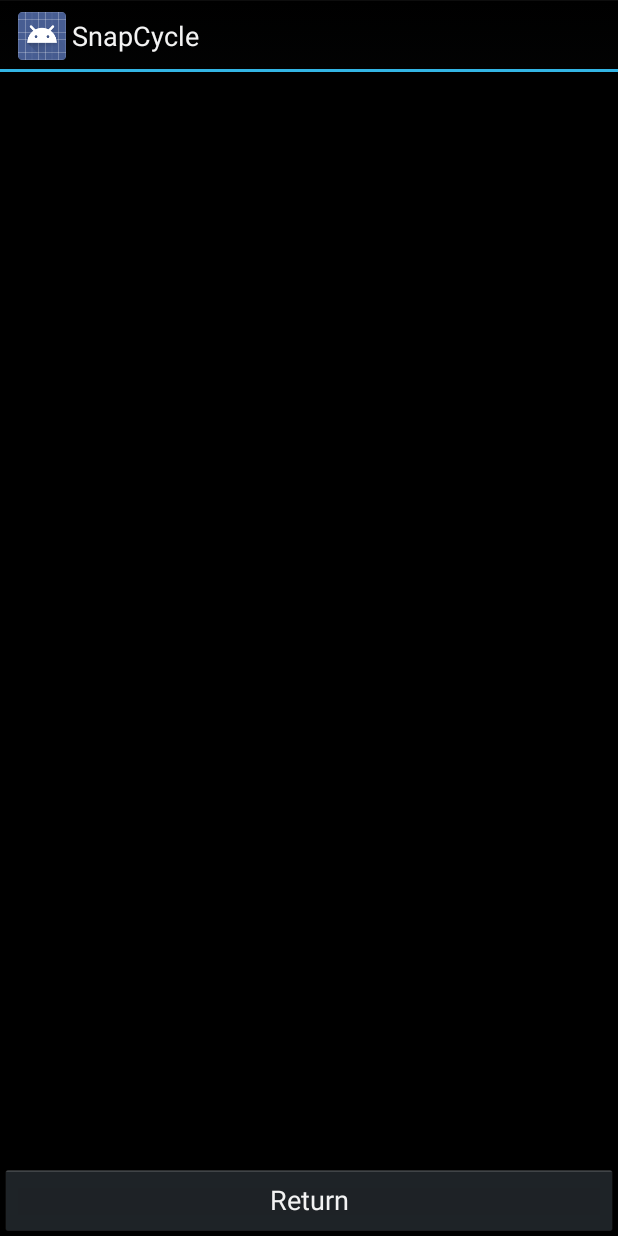
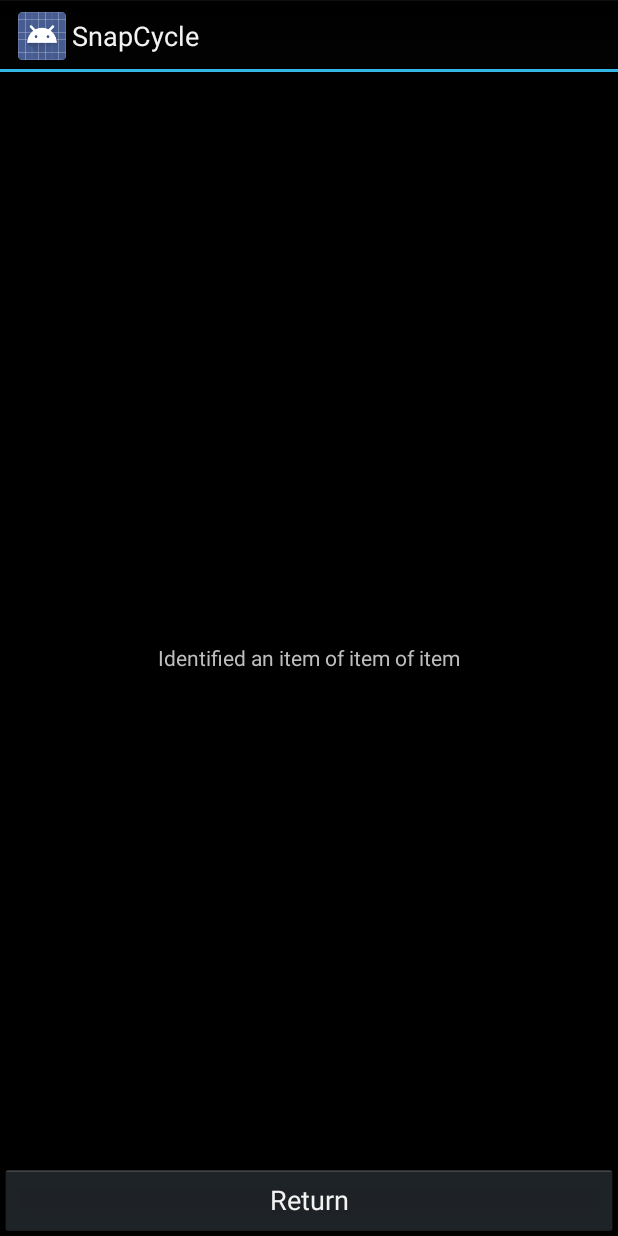
Before and after one commit to zainosaurus/SnapCycle, an Android app: the layout image_activity.xml on its own in the app's theme, with its tools: preview values and no code run, on a phone screen of 412 x 824 dp. Run offline under Robolectric (Android 15) with nearby library versions, the phone set to English and light mode, and no system bars.

Commit message:
Adding text field to image activity

```diff
--- a/app/src/main/java/tech/snapcycle/ImageActivity.java
+++ b/app/src/main/java/tech/snapcycle/ImageActivity.java
@@ -105,7 +105,7 @@ public class ImageActivity extends Activity {
         setContentView(R.layout.image_activity);
 
         mVisible = true;
-        mControlsView = findViewById(R.id.fullscreen_content_controls);
+        mControlsView = findViewById(R.id.image_layout_button);
         mContentView = findViewById(R.id.image_recognition_picture_view);
 
 
--- a/app/src/main/res/layout/image_activity.xml
+++ b/app/src/main/res/layout/image_activity.xml
@@ -9,15 +9,31 @@
     <!-- The primary full-screen view. This can be replaced with whatever view
          is needed to present your content, e.g. VideoView, SurfaceView,
          TextureView, etc. -->
+    <FrameLayout
+        android:layout_width="match_parent"
+        android:layout_height="400dp"
+        android:fitsSystemWindows="true">
+
         <ImageView
-        android:contentDescription="@string/image_activity_content_description"
             android:id="@+id/image_recognition_picture_view"
             android:layout_width="match_parent"
-        android:layout_height="match_parent"
+            android:layout_height="400dp"
+            android:layout_marginBottom="50dp"
+            android:contentDescription="@string/image_activity_content_description"
             android:gravity="center"
             android:keepScreenOn="true"
             android:textSize="50sp"
             android:textStyle="bold" />
+
+        <TextView
+            android:id="@+id/textView2"
+            android:layout_width="match_parent"
+            android:layout_height="wrap_content"
+            android:layout_gravity="bottom"
+            android:text="Identified an item of item of item"
+            android:textAlignment="center" />
+
+    </FrameLayout>
 
     <!-- This FrameLayout insets its children based on system windows using
          android:fitsSystemWindows. -->
@@ -27,7 +43,7 @@
         android:fitsSystemWindows="true">
 
         <LinearLayout
-            android:id="@+id/fullscreen_content_controls"
+            android:id="@+id/image_layout_button"
             style="?metaButtonBarStyle"
             android:layout_width="match_parent"
             android:layout_height="wrap_content"
@@ -45,6 +61,7 @@
                 android:text="@string/return_button" />
 
         </LinearLayout>
+
     </FrameLayout>
 
 </FrameLayout>
```
Lines whose indentation alone changed are shown as unchanged.
